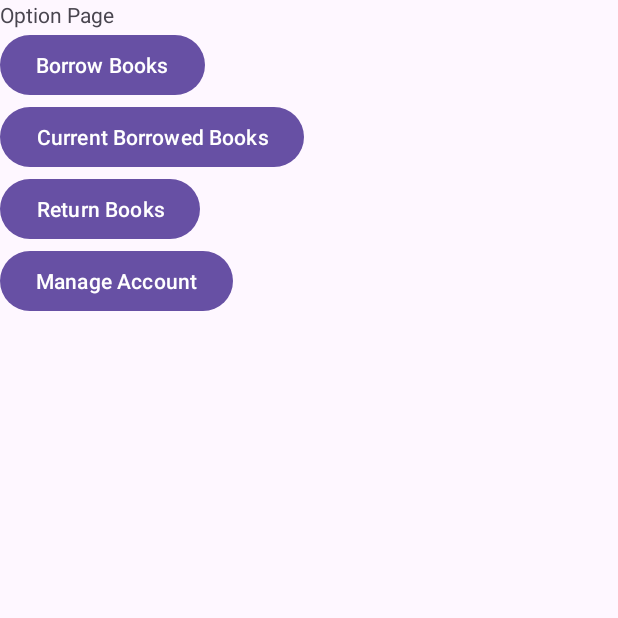
After one commit to Aoigan2k4/Android-Project, an Android app: the ClientOptionActivity screen opened directly, with no data from a screen before it, on a phone screen of 412 x 824 dp, the top half of it. The commit adds this screen. Run offline under Robolectric (Android 15) with nearby library versions, the phone set to English and light mode, and no system bars.

Commit message:
Functions for Borrow Books

```diff
--- /dev/null
+++ b/app/src/main/java/com/example/libraryapp/ClientOptionActivity.java
@@ -0,0 +1,58 @@
+package com.example.libraryapp;
+
+import android.content.Intent;
+import android.os.Bundle;
+import android.view.View;
+import android.widget.Button;
+
+import androidx.activity.EdgeToEdge;
+import androidx.appcompat.app.AppCompatActivity;
+import androidx.core.graphics.Insets;
+import androidx.core.view.ViewCompat;
+import androidx.core.view.WindowInsetsCompat;
+
+public class ClientOptionActivity extends AppCompatActivity {
+    Button btn_borrow, btn_current, btn_return, btn_manage;
+
+    @Override
+    protected void onCreate(Bundle savedInstanceState) {
+        super.onCreate(savedInstanceState);
+        setContentView(R.layout.activity_client_option);
+
+        btn_borrow = findViewById(R.id.btn_borrow);
+        btn_current = findViewById(R.id.btn_current);
+        btn_return = findViewById(R.id.btn_return);
+        btn_manage = findViewById(R.id.btn_manage);
+
+
+        btn_borrow.setOnClickListener(new View.OnClickListener() {
+            @Override
+            public void onClick(View view) {
+                Intent intent = new Intent(ClientOptionActivity.this, BorrowBookActicity.class);
+                startActivity(intent);
+            }
+        });
+
+        btn_current.setOnClickListener(new View.OnClickListener() {
+            @Override
+            public void onClick(View view) {
+
+            }
+        });
+
+        btn_return.setOnClickListener(new View.OnClickListener() {
+            @Override
+            public void onClick(View view) {
+
+            }
+        });
+
+        btn_manage.setOnClickListener(new View.OnClickListener() {
+            @Override
+            public void onClick(View view) {
+
+            }
+        });
+
+    }
+}
--- a/app/src/main/res/layout/activity_client_main.xml
+++ b/app/src/main/res/layout/activity_client_main.xml
@@ -12,4 +12,6 @@
         android:textSize="24sp"
         android:textStyle="bold"
         android:layout_centerInParent="true"/>
+
+
 </RelativeLayout>
--- /dev/null
+++ b/app/src/main/res/layout/activity_client_option.xml
@@ -0,0 +1,39 @@
+<?xml version="1.0" encoding="utf-8"?>
+<LinearLayout
+    xmlns:app="http://schemas.android.com/apk/res-auto"
+    xmlns:tools="http://schemas.android.com/tools"
+    xmlns:android="http://schemas.android.com/apk/res/android"
+    android:layout_width="match_parent"
+    android:layout_height="match_parent"
+    android:orientation="vertical">
+
+    <TextView
+        android:layout_width="match_parent"
+        android:layout_height="wrap_content"
+        android:text="Option Page"/>
+
+    <Button
+        android:id="@+id/btn_borrow"
+        android:layout_width="wrap_content"
+        android:layout_height="wrap_content"
+        android:text="Borrow Books"/>
+
+    <Button
+        android:id="@+id/btn_current"
+        android:layout_width="wrap_content"
+        android:layout_height="wrap_content"
+        android:text="Current Borrowed Books"/>
+
+    <Button
+        android:id="@+id/btn_return"
+        android:layout_width="wrap_content"
+        android:layout_height="wrap_content"
+        android:text="Return Books"/>
+
+    <Button
+        android:id="@+id/btn_manage"
+        android:layout_width="wrap_content"
+        android:layout_height="wrap_content"
+        android:text="Manage Account"/>
+
+</LinearLayout>
```
Also changed, not shown: app/src/main/AndroidManifest.xml (+15 -0 lines), app/src/main/java/com/example/libraryapp/Book.java (added, +40 -0 lines), app/src/main/java/com/example/libraryapp/BookAdapter.java (added, +77 -0 lines), app/src/main/java/com/example/libraryapp/BorrowBookActivity.java (added, +91 -0 lines), app/src/main/java/com/example/libraryapp/CartActivity.java (added, +83 -0 lines), app/src/main/java/com/example/libraryapp/CartAdapter.java (added, +65 -0 lines), app/src/main/res/layout/activity_borrow_book.xml (added, +38 -0 lines), app/src/main/res/layout/activity_cart.xml (added, +22 -0 lines), app/src/main/res/layout/item_book.xml (added, +35 -0 lines), app/src/main/res/layout/item_cart.xml (added, +36 -0 lines).
